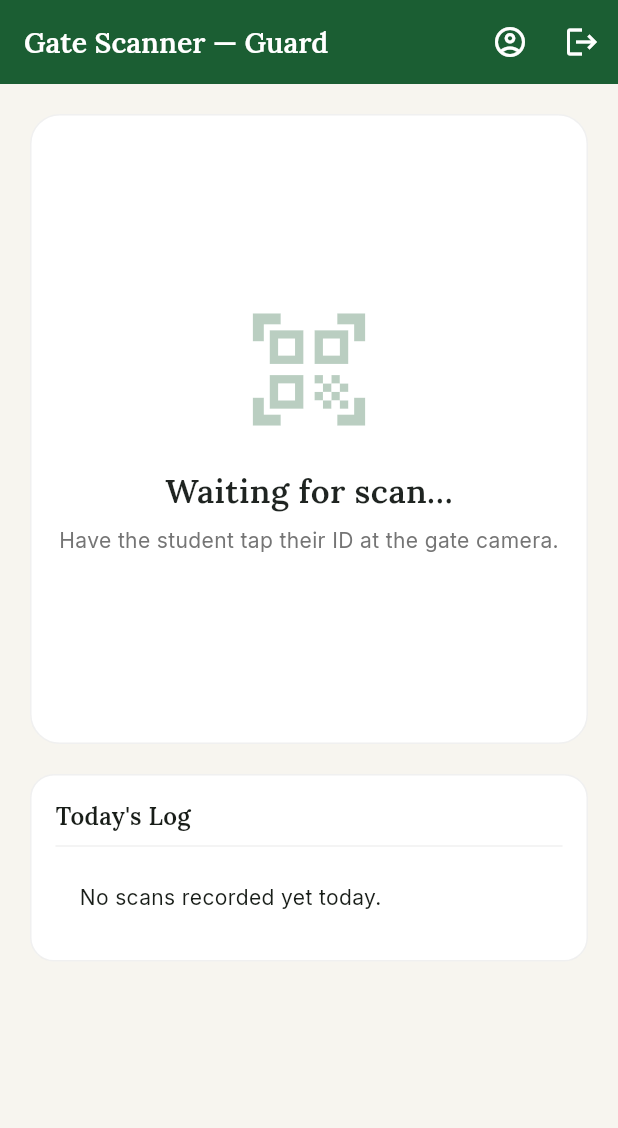
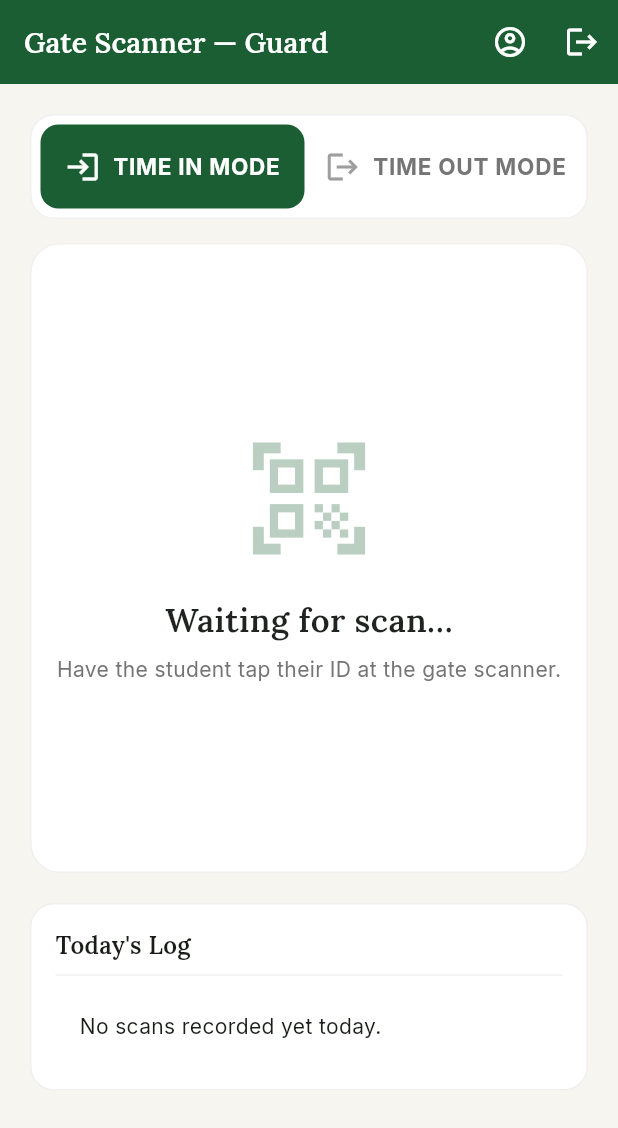
Before and after one commit to Kathleen-07/bantay_eskwela, a Flutter app: the GuardHomeScreen screen opened by its route, on a phone screen of 412 x 824 dp. Shown: the top 1128 px of the screen. Run offline on Flutter 3.47's test engine with Material 3 defaults, Android fonts, the phone set to English and light mode, and no system bars; our stand-ins replace cloud_firestore, firebase_auth, firebase_core, flutter_riverpod, flutter_secure_storage, go_router and 7 more; missing offline and left inert: dart:html, excel; accounts and stored records are empty; generated files the repository leaves out were written again.

Commit message:
working scanner

```diff
--- a/lib/features/guard/domain/gate_scan_model.dart
+++ b/lib/features/guard/domain/gate_scan_model.dart
@@ -1,38 +1,32 @@
 import 'package:cloud_firestore/cloud_firestore.dart';
 
-/// A "pending scan" written by the ESP32-CAM gate scanner.
-/// The Guard tablet app reacts to this, looks up the student by the QR
-/// token, and the guard confirms Time In / Time Out.
-///
-/// The ESP32 writes the raw QR payload (a "BE-<uuid>" token) into the
-/// `qrData` field. For backward compatibility with early test docs, a
-/// plain `studentId` field is also accepted.
+/// A "pending scan" written by the ESP32 gate scanner (GM65 QR reader).
+/// The scanner writes the raw QR token (qrData, e.g. "BE-...") when
+/// available; studentId is kept as a legacy fallback for older test data.
 class GateScan {
   final String id;
-  final String qrData; // the scanned QR token, e.g. "BE-xxxx..."
-  final String studentId; // optional legacy/explicit id (test docs)
+  final String studentId;
+  final String qrData;
   final DateTime scannedAt;
 
   const GateScan({
     required this.id,
+    required this.studentId,
     required this.qrData,
-    required this.studentId,
     required this.scannedAt,
   });
 
-  /// The value to use when looking up the student.
-  /// Prefers the QR token; falls back to studentId for legacy test docs.
+  /// Prefer the QR token; fall back to studentId for legacy/manual test docs.
   String get lookupValue => qrData.isNotEmpty ? qrData : studentId;
 
-  /// Whether this scan carries a QR token (vs a legacy studentId).
   bool get isQrToken => qrData.isNotEmpty;
 
   factory GateScan.fromFirestore(DocumentSnapshot doc) {
     final data = doc.data() as Map<String, dynamic>? ?? {};
     return GateScan(
       id: doc.id,
+      studentId: data['studentId'] as String? ?? '',
       qrData: data['qrData'] as String? ?? '',
-      studentId: data['studentId'] as String? ?? '',
       scannedAt: (data['scannedAt'] as Timestamp?)?.toDate() ?? DateTime.now(),
     );
   }
--- a/lib/features/guard/guard_home_screen.dart
+++ b/lib/features/guard/guard_home_screen.dart
@@ -1,4 +1,6 @@
+import 'dart:async';
 import 'package:flutter/material.dart';
+import 'package:flutter/services.dart';
 import 'package:flutter_riverpod/flutter_riverpod.dart';
 import 'package:google_fonts/google_fonts.dart';
 import 'package:intl/intl.dart';
@@ -8,6 +10,10 @@ import 'package:bantay_eskwela/features/account/account_screen.dart';
 import 'package:bantay_eskwela/features/principal/domain/student_model.dart';
 import 'package:bantay_eskwela/features/guard/domain/gate_scan_model.dart';
 import 'package:bantay_eskwela/features/guard/presentation/providers/guard_providers.dart';
+import 'package:bantay_eskwela/features/parent/data/parent_repository.dart'
+    show AttendanceRecord;
+
+enum _ScanPhase { idle, looking, success, duplicate, notFound }
 
 class GuardHomeScreen extends ConsumerStatefulWidget {
   const GuardHomeScreen({super.key});
@@ -16,80 +22,103 @@ class GuardHomeScreen extends ConsumerStatefulWidget {
 }
 
 class _GuardHomeScreenState extends ConsumerState<GuardHomeScreen> {
-  String? _lookedUpForScanId;
+  String? _processingScanId;
+  _ScanPhase _phase = _ScanPhase.idle;
   StudentModel? _student;
-  bool _notFound = false;
-  bool _looking = false;
-  bool _confirming = false;
+  String _resultType = '';
+  String _notFoundValue = '';
+  Timer? _resetTimer;
+
+  @override
+  void dispose() {
+    _resetTimer?.cancel();
+    super.dispose();
+  }
+
+  void _scheduleReset(Duration delay) {
+    _resetTimer?.cancel();
+    _resetTimer = Timer(delay, () {
+      if (!mounted) return;
+      setState(() {
+        _phase = _ScanPhase.idle;
+        _processingScanId = null;
+        _student = null;
+        _resultType = '';
+        _notFoundValue = '';
+      });
+    });
+  }
 
   Future<void> _handleScan(GateScan scan) async {
-    if (_lookedUpForScanId == scan.id) return; // already processed/looking
+    _resetTimer?.cancel();
     setState(() {
-      _lookedUpForScanId = scan.id;
-      _looking = true;
-      _notFound = false;
+      _processingScanId = scan.id;
+      _phase = _ScanPhase.looking;
       _student = null;
     });
+
+    StudentModel? student;
     try {
-      final s = await ref
-          .read(guardRepositoryProvider)
-          .findStudentForScan(scan);
+      student =
+          await ref.read(guardRepositoryProvider).findStudentForScan(scan);
+    } catch (_) {
+      student = null;
+    }
     if (!mounted) return;
+
+    if (student == null) {
       setState(() {
-        _student = s;
-        _notFound = s == null;
-        _looking = false;
+        _phase = _ScanPhase.notFound;
+        _notFoundValue = scan.lookupValue;
       });
-    } catch (_) {
-      if (!mounted) return;
-      setState(() {
-        _notFound = true;
-        _looking = false;
-      });
-    }
+      await ref.read(guardRepositoryProvider).dismissScan(scan.id);
+      _scheduleReset(const Duration(seconds: 6));
+      return;
     }
 
-  Future<void> _confirm(GateScan scan, String type) async {
-    if (_student == null) return;
-    setState(() => _confirming = true);
+    final mode = ref.read(guardModeProvider); // 'Time In' or 'Time Out'
+    final todayLog =
+        ref.read(todayLogProvider).valueOrNull ?? <AttendanceRecord>[];
+    final studentRecordsToday =
+        todayLog.where((a) => a.studentId == student!.studentId).toList();
+    final latest =
+        studentRecordsToday.isNotEmpty ? studentRecordsToday.first : null;
+    final isDuplicate = latest != null && latest.type == mode;
+
+    if (isDuplicate) {
+      SystemSound.play(SystemSoundType.alert);
+      HapticFeedback.heavyImpact();
+      setState(() {
+        _phase = _ScanPhase.duplicate;
+        _student = student;
+        _resultType = mode;
+      });
+      await ref.read(guardRepositoryProvider).dismissScan(scan.id);
+      _scheduleReset(const Duration(seconds: 3));
+      return;
+    }
+
     try {
       await ref.read(guardRepositoryProvider).confirmAttendance(
             scan: scan,
-            student: _student!,
-            type: type,
+            student: student,
+            type: mode,
           );
-      if (mounted) {
-        ScaffoldMessenger.of(context).showSnackBar(SnackBar(
-          content: Text('${_student!.fullName} — $type recorded.'),
-          backgroundColor: AppTheme.forest,
-        ));
+      if (!mounted) return;
+      setState(() {
+        _phase = _ScanPhase.success;
+        _student = student;
+        _resultType = mode;
+      });
+      _scheduleReset(const Duration(seconds: 2));
+    } catch (e) {
+      if (!mounted) return;
+      setState(() {
+        _phase = _ScanPhase.notFound;
+        _notFoundValue = 'Error: $e';
+      });
+      _scheduleReset(const Duration(seconds: 4));
     }
-    } catch (e) {
-      if (mounted) {
-        ScaffoldMessenger.of(context).showSnackBar(SnackBar(
-          content: Text('Error: $e'),
-          backgroundColor: Colors.red,
-        ));
-      }
-    } finally {
-      if (mounted) {
-        setState(() {
-          _confirming = false;
-          _lookedUpForScanId = null;
-          _student = null;
-          _notFound = false;
-        });
-      }
-    }
-  }
-
-  Future<void> _dismiss(GateScan scan) async {
-    await ref.read(guardRepositoryProvider).dismissScan(scan.id);
-    setState(() {
-      _lookedUpForScanId = null;
-      _student = null;
-      _notFound = false;
-    });
   }
 
   Future<void> _logout() async {
@@ -116,22 +145,10 @@ class _GuardHomeScreenState extends ConsumerState<GuardHomeScreen> {
     final scanAsync = ref.watch(pendingScanProvider);
     final logAsync = ref.watch(todayLogProvider);
     final scan = scanAsync.valueOrNull;
+    final mode = ref.watch(guardModeProvider);
 
-    if (scan != null && _lookedUpForScanId != scan.id) {
-      // Trigger lookup outside build via microtask.
+    if (scan != null && scan.id != _processingScanId) {
       WidgetsBinding.instance.addPostFrameCallback((_) => _handleScan(scan));
-    }
-    if (scan == null && _lookedUpForScanId != null) {
-      // Scan cleared elsewhere (e.g. processed) — reset local state.
-      WidgetsBinding.instance.addPostFrameCallback((_) {
-        if (mounted) {
-          setState(() {
-            _lookedUpForScanId = null;
-            _student = null;
-            _notFound = false;
-          });
-        }
-      });
     }
 
     return Scaffold(
@@ -165,10 +182,15 @@ class _GuardHomeScreenState extends ConsumerState<GuardHomeScreen> {
       ),
       body: Padding(
         padding: const EdgeInsets.all(20),
+        child: Column(
+          children: [
+            _buildModeToggle(mode),
+            const SizedBox(height: 16),
+            Expanded(
               child: LayoutBuilder(
                 builder: (context, c) {
                   final isWide = c.maxWidth > 700;
-            final scanArea = _buildScanArea(scan);
+                  final scanArea = _buildScanArea();
                   final logArea = _buildTodayLog(logAsync);
                   if (isWide) {
                     return Row(
@@ -181,16 +203,79 @@ class _GuardHomeScreenState extends ConsumerState<GuardHomeScreen> {
                     );
                   }
                   return ListView(
-              children: [scanArea, const SizedBox(height: 20), logArea],
+                    children: [
+                      scanArea,
+                      const SizedBox(height: 20),
+                      logArea,
+                    ],
                   );
                 },
+              ),
+            ),
+          ],
         ),
       ),
     );
   }
 
-  Widget _buildScanArea(GateScan? scan) {
-    if (scan == null) {
+  Widget _buildModeToggle(String mode) {
+    return Container(
+      padding: const EdgeInsets.all(6),
+      decoration: BoxDecoration(
+        color: Colors.white,
+        borderRadius: BorderRadius.circular(16),
+        border: Border.all(color: Colors.black.withOpacity(0.06)),
+      ),
+      child: Row(
+        children: [
+          Expanded(
+              child:
+                  _modeButton('Time In', mode, Icons.login, AppTheme.forest)),
+          const SizedBox(width: 6),
+          Expanded(
+              child: _modeButton(
+                  'Time Out', mode, Icons.logout, AppTheme.gold)),
+        ],
+      ),
+    );
+  }
+
+  Widget _modeButton(
+      String value, String current, IconData icon, Color color) {
+    final selected = value == current;
+    return InkWell(
+      borderRadius: BorderRadius.circular(12),
+      onTap: () => ref.read(guardModeProvider.notifier).state = value,
+      child: AnimatedContainer(
+        duration: const Duration(milliseconds: 200),
+        padding: const EdgeInsets.symmetric(vertical: 16),
+        decoration: BoxDecoration(
+          color: selected ? color : Colors.transparent,
+          borderRadius: BorderRadius.circular(12),
+        ),
+        child: Row(
+          mainAxisAlignment: MainAxisAlignment.center,
+          children: [
+            Icon(icon, color: selected ? Colors.white : Colors.grey.shade500),
+            const SizedBox(width: 8),
+            Text(
+              value == 'Time In' ? 'TIME IN MODE' : 'TIME OUT MODE',
+              style: TextStyle(
+                color: selected ? Colors.white : Colors.grey.shade600,
+                fontWeight: FontWeight.bold,
+                fontSize: 15,
+                letterSpacing: 0.5,
+              ),
+            ),
+          ],
+        ),
+      ),
+    );
+  }
+
+  Widget _buildScanArea() {
+    switch (_phase) {
+      case _ScanPhase.idle:
         return Container(
           height: 420,
           decoration: BoxDecoration(
@@ -211,15 +296,14 @@ class _GuardHomeScreenState extends ConsumerState<GuardHomeScreen> {
                         fontWeight: FontWeight.w600,
                         color: AppTheme.ink)),
                 const SizedBox(height: 8),
-              Text('Have the student tap their ID at the gate camera.',
+                Text('Have the student tap their ID at the gate scanner.',
                     style: TextStyle(color: Colors.grey.shade600)),
               ],
             ),
           ),
         );
-    }
 
-    if (_looking) {
+      case _ScanPhase.looking:
         return Container(
           height: 420,
           alignment: Alignment.center,
@@ -229,9 +313,8 @@ class _GuardHomeScreenState extends ConsumerState<GuardHomeScreen> {
           ),
           child: const CircularProgressIndicator(),
         );
-    }
 
-    if (_notFound) {
+      case _ScanPhase.notFound:
         return Container(
           height: 420,
           padding: const EdgeInsets.all(24),
@@ -246,41 +329,79 @@ class _GuardHomeScreenState extends ConsumerState<GuardHomeScreen> {
               children: [
                 const Icon(Icons.error_outline, size: 70, color: Colors.red),
                 const SizedBox(height: 16),
-              Text('Unknown Student ID',
+                Text('Unknown / Unregistered QR',
                     style: GoogleFonts.lora(
                         fontSize: 20, fontWeight: FontWeight.w600)),
                 const SizedBox(height: 6),
-              Text('"${scan.lookupValue}" did not match any registered student.',
+                Text('"$_notFoundValue" did not match any registered student.',
                     textAlign: TextAlign.center,
                     style: TextStyle(color: Colors.grey.shade700)),
-              const SizedBox(height: 20),
-              OutlinedButton.icon(
-                onPressed: () => _dismiss(scan),
-                icon: const Icon(Icons.close),
-                label: const Text('Dismiss'),
+              ],
+            ),
+          ),
+        );
+
+      case _ScanPhase.duplicate:
+        final s = _student;
+        return Container(
+          height: 420,
+          padding: const EdgeInsets.all(24),
+          decoration: BoxDecoration(
+            color: Colors.red.shade50,
+            borderRadius: BorderRadius.circular(20),
+            border: Border.all(color: Colors.red.shade300, width: 2),
+          ),
+          child: Center(
+            child: Column(
+              mainAxisAlignment: MainAxisAlignment.center,
+              children: [
+                const Icon(Icons.block, size: 70, color: Colors.red),
+                const SizedBox(height: 16),
+                Text(
+                  'Already ${_resultType == 'Time In' ? 'Timed In' : 'Timed Out'}',
+                  style: GoogleFonts.lora(
+                      fontSize: 22,
+                      fontWeight: FontWeight.w700,
+                      color: Colors.red.shade800),
+                ),
+                const SizedBox(height: 8),
+                if (s != null)
+                  Text(s.fullName,
+                      style: const TextStyle(
+                          fontSize: 16, fontWeight: FontWeight.w600)),
+                const SizedBox(height: 4),
+                Text(
+                  'This student already has a $_resultType record today.\nSwitch mode if this is intentional.',
+                  textAlign: TextAlign.center,
+                  style: TextStyle(color: Colors.red.shade700),
                 ),
               ],
             ),
           ),
         );
-    }
 
+      case _ScanPhase.success:
         final s = _student!;
+        final isIn = _resultType == 'Time In';
         return Container(
           padding: const EdgeInsets.all(28),
           decoration: BoxDecoration(
             color: Colors.white,
             borderRadius: BorderRadius.circular(20),
-        border: Border.all(color: AppTheme.gold, width: 2),
+            border: Border.all(
+                color: isIn ? AppTheme.forest : AppTheme.gold, width: 2),
           ),
           child: Column(
+            mainAxisAlignment: MainAxisAlignment.center,
             children: [
               Container(
                 width: 130,
                 height: 156,
                 decoration: BoxDecoration(
                   borderRadius: BorderRadius.circular(12),
-              border: Border.all(color: AppTheme.forest, width: 2),
+                  border: Border.all(
+                      color: isIn ? AppTheme.forest : AppTheme.gold,
+                      width: 2),
                   color: AppTheme.parchment,
                 ),
                 child: ClipRRect(
@@ -290,7 +411,8 @@ class _GuardHomeScreenState extends ConsumerState<GuardHomeScreen> {
                           fit: BoxFit.cover,
                           errorBuilder: (_, __, ___) =>
                               const Icon(Icons.person, size: 60))
-                  : const Icon(Icons.person, size: 60, color: Colors.grey),
+                      : const Icon(Icons.person,
+                          size: 60, color: Colors.grey),
                 ),
               ),
               const SizedBox(height: 16),
@@ -298,52 +420,41 @@ class _GuardHomeScreenState extends ConsumerState<GuardHomeScreen> {
                   style: GoogleFonts.lora(
                       fontSize: 24, fontWeight: FontWeight.w700)),
               const SizedBox(height: 4),
-          Text('Grade ${s.gradeLevel} • ${s.section}  •  ID: ${s.studentId}',
+              Text('Grade ${s.gradeLevel} • ${s.section}',
                   style: TextStyle(color: Colors.grey.shade600)),
-          const SizedBox(height: 28),
-          Row(
+              const SizedBox(height: 20),
+              Container(
+                padding: const EdgeInsets.symmetric(
+                    horizontal: 20, vertical: 10),
+                decoration: BoxDecoration(
+                  color: (isIn ? AppTheme.forest : AppTheme.gold)
+                      .withOpacity(0.12),
+                  borderRadius: BorderRadius.circular(30),
+                ),
+                child: Row(
+                  mainAxisSize: MainAxisSize.min,
                   children: [
-              Expanded(
-                child: FilledButton.icon(
-                  onPressed:
-                      _confirming ? null : () => _confirm(scan, 'Time In'),
-                  icon: const Icon(Icons.login, size: 26),
-                  label: const Text('TIME IN',
+                    Icon(Icons.check_circle,
+                        color: isIn ? AppTheme.forest : AppTheme.gold,
+                        size: 22),
+                    const SizedBox(width: 8),
+                    Text(
+                      '$_resultType recorded',
                       style: TextStyle(
-                          fontSize: 18, fontWeight: FontWeight.bold)),
-                  style: FilledButton.styleFrom(
-                    backgroundColor: AppTheme.forest,
-                    padding: const EdgeInsets.symmetric(vertical: 22),
+                          fontWeight: FontWeight.bold,
+                          fontSize: 16,
+                          color: isIn ? AppTheme.forest : AppTheme.gold),
                     ),
-                ),
-              ),
-              const SizedBox(width: 14),
-              Expanded(
-                child: FilledButton.icon(
-                  onPressed:
-                      _confirming ? null : () => _confirm(scan, 'Time Out'),
-                  icon: const Icon(Icons.logout, size: 26),
-                  label: const Text('TIME OUT',
-                      style: TextStyle(
-                          fontSize: 18, fontWeight: FontWeight.bold)),
-                  style: FilledButton.styleFrom(
-                    backgroundColor: AppTheme.gold,
-                    padding: const EdgeInsets.symmetric(vertical: 22),
-                  ),
+                  ],
                 ),
               ),
             ],
           ),
-          const SizedBox(height: 10),
-          TextButton(
-              onPressed: _confirming ? null : () => _dismiss(scan),
-              child: const Text('Wrong scan? Dismiss')),
-        ],
-      ),
         );
     }
+  }
 
-  Widget _buildTodayLog(AsyncValue logAsync) {
+  Widget _buildTodayLog(AsyncValue<List<AttendanceRecord>> logAsync) {
     return Container(
       padding: const EdgeInsets.all(16),
       decoration: BoxDecoration(
@@ -375,7 +486,8 @@ class _GuardHomeScreenState extends ConsumerState<GuardHomeScreen> {
                         color: isIn ? AppTheme.forest : AppTheme.gold),
                     title: Text(a.studentName,
                         style: const TextStyle(fontSize: 13)),
-                    subtitle: Text(a.type, style: const TextStyle(fontSize: 11)),
+                    subtitle:
+                        Text(a.type, style: const TextStyle(fontSize: 11)),
                     trailing: Text(DateFormat('h:mm a').format(a.timestamp),
                         style: const TextStyle(fontSize: 11)),
                   );
--- a/lib/features/guard/presentation/providers/guard_providers.dart
+++ b/lib/features/guard/presentation/providers/guard_providers.dart
@@ -22,3 +22,7 @@ final todayLogProvider = StreamProvider<List<AttendanceRecord>>((ref) {
   if (!ref.watch(_guardReadyProvider)) return Stream.value([]);
   return ref.watch(guardRepositoryProvider).getTodayLogStream();
 });
+
+/// The guard's currently selected scan mode: 'Time In' or 'Time Out'.
+/// All incoming scans are auto-recorded under this mode until changed.
+final guardModeProvider = StateProvider<String>((ref) => 'Time In');
```
Also changed, not shown: lib/features/guard/data/guard_repository.dart (+8 -16 lines), 1 other file. Lines whose indentation alone changed are shown as unchanged.
